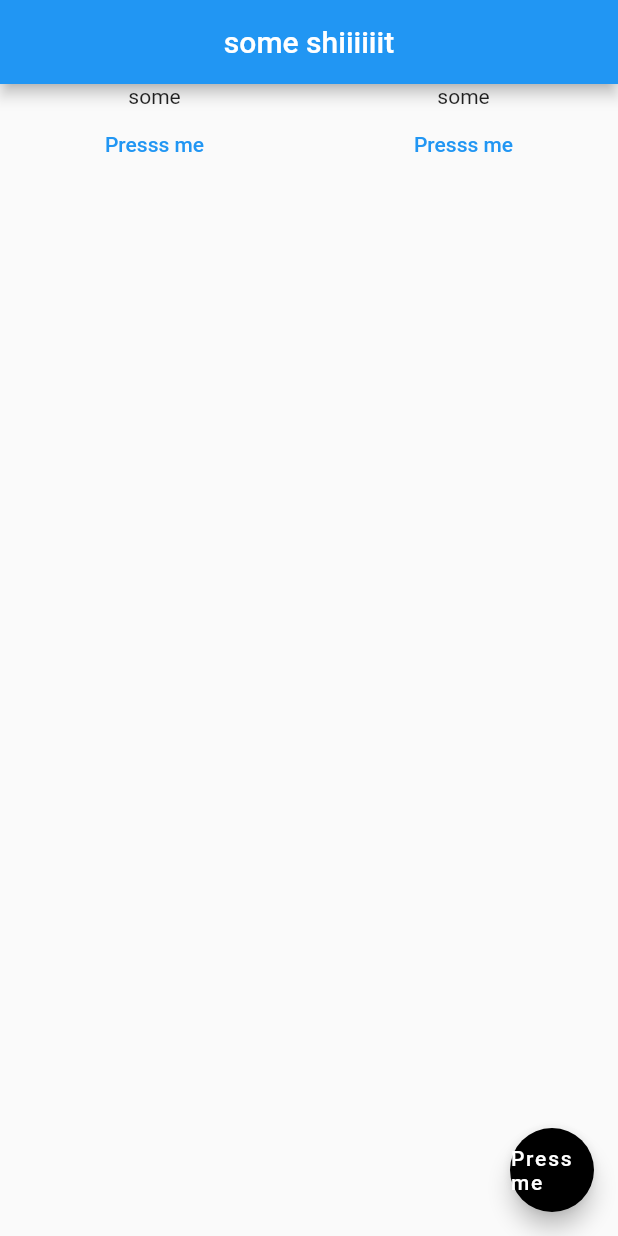
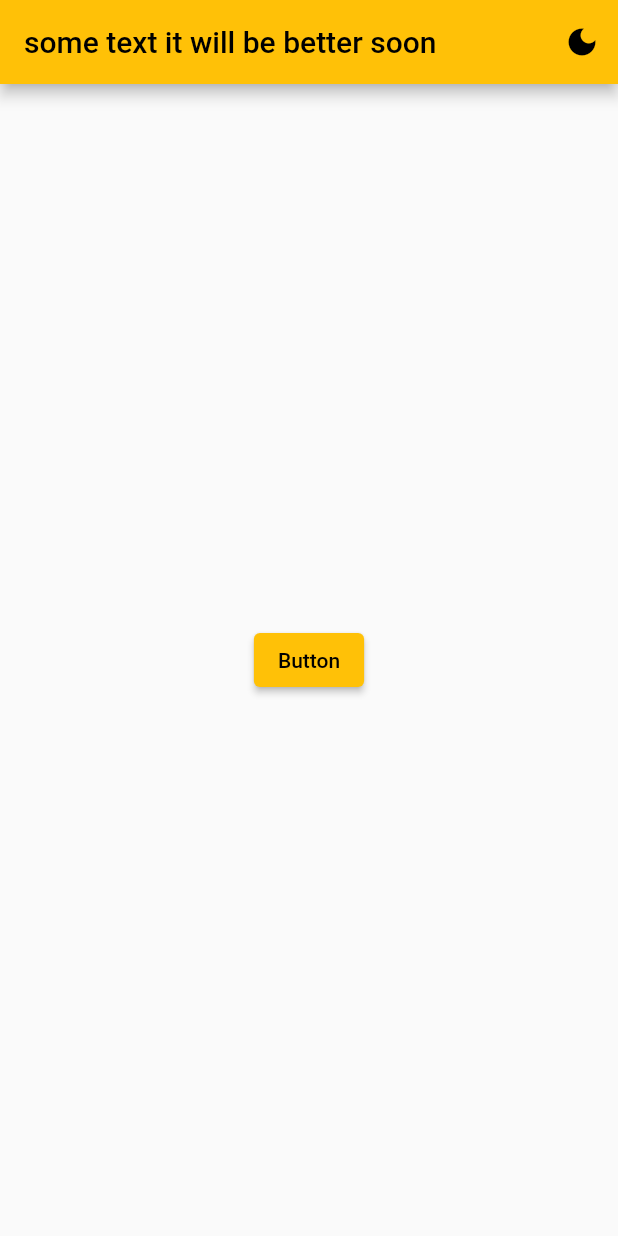
Before and after one commit to AndrejSuslov/schedule_app, a Flutter app: the screen it shows after launch, on a phone screen of 412 x 824 dp. Run offline on Flutter 3.47's test engine with Material 2 defaults, Android fonts, the light colour scheme and no system bars.

Commit message:
added theme. needs to be refactored

```diff
--- a/lib/main.dart
+++ b/lib/main.dart
@@ -1,44 +1,64 @@
 import 'package:flutter/material.dart';
 
 void main() {
-  runApp(MyApp());
+  runApp(const MyApp());
 }
 
 class MyApp extends StatelessWidget {
+  static final ValueNotifier<ThemeMode> themeNotifier =
+      ValueNotifier(ThemeMode.light);
+
+  const MyApp({Key? key}) : super(key: key);
+
   @override
   Widget build(BuildContext context) {
+    return ValueListenableBuilder<ThemeMode>(
+        valueListenable: themeNotifier,
+        builder: (_, ThemeMode currentMode, __) {
           return MaterialApp(
-        theme: ThemeData(primaryColor: Colors.red),
-        home: Scaffold(
+            // Remove the debug banner
+            debugShowCheckedModeBanner: false,
+            title: 'Andron broke',
+            theme: ThemeData(primarySwatch: Colors.amber),
+            darkTheme: ThemeData.dark(),
+            themeMode: currentMode,
+            home: const HomeScreen(),
+          );
+        });
+  }
+}
+
+// Home Screen
+class HomeScreen extends StatelessWidget {
+  const HomeScreen({Key? key}) : super(key: key);
+
+  @override
+  Widget build(BuildContext context) {
+    return Scaffold(
       appBar: AppBar(
-            title: const Text('some shiiiiiit'),
-            //const Icon(Icons.access_alarm_sharp),
-            centerTitle: true,
-          ),
-          body: Row(
-            mainAxisAlignment: MainAxisAlignment.spaceAround,
-            children: [
-              Column(
-                children: [
-                  Text('some'),
-                  TextButton(onPressed: () {}, child: Text('Presss me')),
+        title: const Text('some text it will be better soon'),
+        actions: [
+          IconButton(
+              icon: Icon(MyApp.themeNotifier.value == ThemeMode.light
+                  ? Icons.dark_mode
+                  : Icons.light_mode),
+              onPressed: () {
+                MyApp.themeNotifier.value =
+                    MyApp.themeNotifier.value == ThemeMode.light
+                        ? ThemeMode.dark
+                        : ThemeMode.light;
+              })
         ],
       ),
-              Column(
-                children: [
-                  Text('some'),
-                  TextButton(onPressed: () {}, child: Text('Presss me')),
-                ],
-              )
-            ],
-          ),
-          floatingActionButton: FloatingActionButton(
-            child: const Text('Press me'),
-            backgroundColor: Colors.black,
+      body: Center(
+        child: ElevatedButton(
+          child: const Text('Button'),
           onPressed: () {
-              print('You clicked');
+            // Navigator.push(context,
+            //     MaterialPageRoute(builder: (context) => const OtherScreen()));
           },
         ),
-        ));
+      ),
+    );
   }
 }
```
Lines whose indentation alone changed are shown as unchanged.
